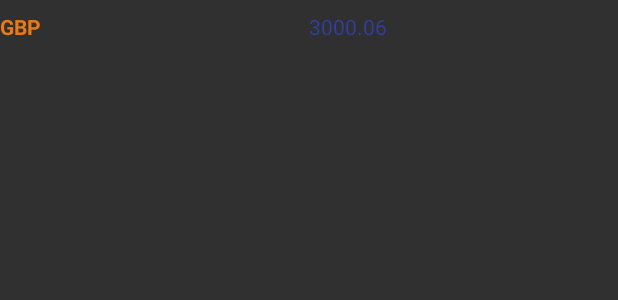
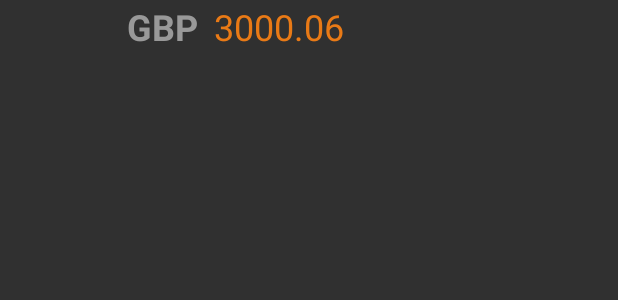
Before and after one commit to 2bard/AndroidBTCPriceChecker, an Android app: the layout tablerow_currency_partial.xml on its own in the app's theme, with its tools: preview values and no code run, on a phone screen of 412 x 824 dp. Shown: the top 300 px of the screen. Run offline under Robolectric (Android 15) with nearby library versions, the phone set to English and light mode, and no system bars.

Commit message:
Fix issue with currency table

```diff
--- a/app/src/main/java/com/surge/test/mykotlinapplication/modules/price/ui/CurrencyRow.kt
+++ b/app/src/main/java/com/surge/test/mykotlinapplication/modules/price/ui/CurrencyRow.kt
@@ -7,9 +7,7 @@ import android.view.LayoutInflater
 import android.view.View
 import android.view.animation.AlphaAnimation
 import android.view.animation.Animation
-import android.widget.TableLayout
-import android.widget.TableRow
-import android.widget.TextView
+import android.widget.*
 import butterknife.BindView
 import butterknife.ButterKnife
 import com.surge.test.mykotlinapplication.R
@@ -23,7 +21,7 @@ import java.text.DecimalFormat
 /**
  * Created by Lewis on 19/02/2018.
  */
-class CurrencyRow : TableRow {
+class CurrencyRow : FrameLayout {
 
     var view: View
     lateinit var currency: PriceResponse.Currency
@@ -31,16 +29,14 @@ class CurrencyRow : TableRow {
     constructor(context: Context, attrs: AttributeSet?, tableRoot: TableLayout, code: String, currency: PriceResponse.Currency) : super(context, attrs) {
         view = LayoutInflater.from(context).inflate(R.layout.tablerow_currency_partial, null, false)
         this.addView(view)
-        this.layoutParams = TableLayout.LayoutParams(TableRow.LayoutParams.MATCH_PARENT, TableRow.LayoutParams.WRAP_CONTENT)
+        this.layoutParams = FrameLayout.LayoutParams(FrameLayout.LayoutParams.MATCH_PARENT, FrameLayout.LayoutParams.WRAP_CONTENT)
         this.currency = currency
         update(this.currency)
     }
 
     fun buildTableRow(currency: PriceResponse.Currency) : String {
         val symbol = Html.fromHtml(currency.symbol)
-        val df = DecimalFormat("#.##")
         val rate = "%.2f".format(currency.rate_float)
-        Timber.d("Returning $symbol$rate")
         return "$symbol$rate"
     }
 
@@ -66,7 +62,7 @@ class CurrencyRow : TableRow {
     }
 
     public fun update(currency: PriceResponse.Currency){
-        view.column_currency.text = currency.code
-        view.column_price.text = buildTableRow(currency)
+        view.column_price.fadeText(buildTableRow(currency))
+        view.column_currency.fadeText(currency.code)
     }
 }
--- a/app/src/main/res/layout/tablerow_currency_partial.xml
+++ b/app/src/main/res/layout/tablerow_currency_partial.xml
@@ -9,19 +9,22 @@
             android:layout_width="0dp"
             android:layout_height="@dimen/row_height"
             android:layout_weight="1"
-            android:gravity="center_vertical"
+            android:gravity="center_vertical|right"
             android:textStyle="bold"
-            android:textColor="@color/colorBtc"
-            android:text="HI"
+            android:textColor="@color/colorCurrencyCode"
+            android:textSize="@dimen/text_size"
+            android:paddingRight="@dimen/table_padding"
             tools:text="GBP" />
 
         <TextView
             android:id="@+id/column_price"
             android:layout_width="0dp"
             android:layout_height="@dimen/row_height"
-            android:layout_weight="1"
-            android:gravity="center_vertical"
-            android:textColor="@color/colorPrimaryDark"
+            android:layout_weight="2"
+            android:gravity="center_vertical|left"
+            android:textColor="@color/colorBtc"
+            android:textSize="@dimen/text_size"
+            android:paddingLeft="@dimen/table_padding"
             tools:text="3000.06"/>
 
 </LinearLayout>
--- a/app/src/main/res/values/colors.xml
+++ b/app/src/main/res/values/colors.xml
@@ -4,4 +4,5 @@
     <color name="colorPrimaryDark">#303F9F</color>
     <color name="colorAccent">#FF4081</color>
     <color name="colorBtc">#E97A16</color>
+    <color name="colorCurrencyCode">#999999</color>
 </resources>
--- a/app/src/main/res/values/dimens.xml
+++ b/app/src/main/res/values/dimens.xml
@@ -8,4 +8,5 @@
     <dimen name="text_size">24sp</dimen>
     <dimen name="btc_logo_padding">20dp</dimen>
     <dimen name="pulse_padding">40dp</dimen>
+    <dimen name="table_padding">5dp</dimen>
 </resources>
```
